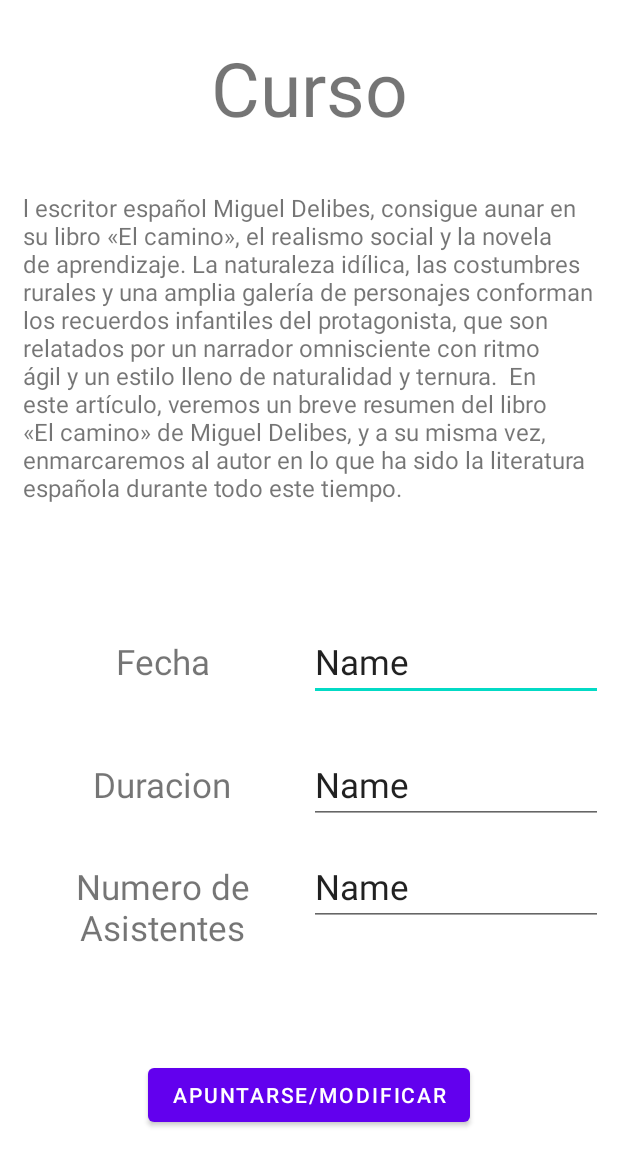
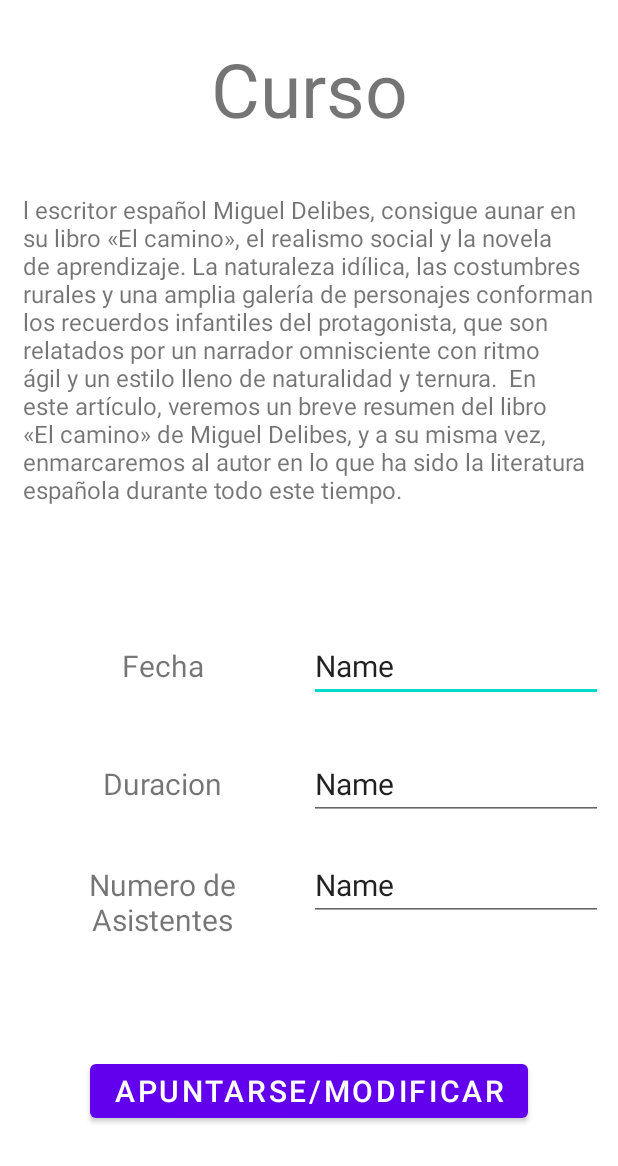
Before and after one commit to BraisIglesias17/E-Cursos, an Android app: the layout ver_curso_detalle_activity.xml on its own in the app's theme, with its tools: preview values and no code run, on a phone screen of 412 x 824 dp. Shown: the top 1166 px of the screen. Run offline under Robolectric (Android 15) with nearby library versions, the phone set to English and light mode, and no system bars.

Commit message:
Prueba ver curso detalle.

```diff
--- a/GestionDeCursos/app/src/main/java/com/example/e_curso/core/Curso.java
+++ b/GestionDeCursos/app/src/main/java/com/example/e_curso/core/Curso.java
@@ -1,8 +1,9 @@
 package com.example.e_curso.core;
 
+import java.io.Serializable;
 import java.util.Date;
 
-public class Curso {
+public class Curso implements Serializable {
 
     private String descripcion;
     private String nombreCurso;
--- a/GestionDeCursos/app/src/main/res/layout/ver_curso_detalle_activity.xml
+++ b/GestionDeCursos/app/src/main/res/layout/ver_curso_detalle_activity.xml
@@ -56,7 +56,7 @@
                 android:layout_weight="0.5"
                 android:gravity="center"
                 android:text="Fecha"
-                android:textSize="23sp" />
+                android:textSize="20sp" />
 
             <EditText
                 android:id="@+id/etFechaCurso"
@@ -67,7 +67,7 @@
                 android:inputType="textPersonName"
                 android:minHeight="48dp"
                 android:text="Name"
-                android:textSize="23sp" />
+                android:textSize="20sp" />
 
         </LinearLayout>
 
@@ -84,7 +84,7 @@
                 android:layout_weight="0.5"
                 android:gravity="center"
                 android:text="Duracion"
-                android:textSize="23sp" />
+                android:textSize="20sp" />
 
             <EditText
                 android:id="@+id/etDuracionCurso"
@@ -95,7 +95,7 @@
                 android:inputType="textPersonName"
                 android:minHeight="48dp"
                 android:text="Name"
-                android:textSize="23sp" />
+                android:textSize="20sp" />
         </LinearLayout>
 
         <LinearLayout
@@ -111,10 +111,10 @@
                 android:layout_weight="0.5"
                 android:gravity="center"
                 android:text="Numero de Asistentes"
-                android:textSize="23sp" />
+                android:textSize="20sp" />
 
             <EditText
-                android:id="@+id/editTextTextPersonName11"
+                android:id="@+id/etMaxAsistentes"
                 android:layout_width="match_parent"
                 android:layout_height="wrap_content"
                 android:layout_weight="0.5"
@@ -122,7 +122,7 @@
                 android:inputType="textPersonName"
                 android:minHeight="48dp"
                 android:text="Name"
-                android:textSize="23sp" />
+                android:textSize="20sp" />
         </LinearLayout>
 
         <LinearLayout
@@ -137,7 +137,8 @@
                 android:layout_width="wrap_content"
                 android:layout_height="wrap_content"
                 android:layout_weight="0"
-                android:text="apuntarse/modificar" />
+                android:text="apuntarse/modificar"
+                android:textSize="20sp" />
         </LinearLayout>
     </LinearLayout>
 </RelativeLayout>
```
Also changed, not shown: GestionDeCursos/app/src/main/AndroidManifest.xml (+9 -0 lines), GestionDeCursos/app/src/main/java/com/example/e_curso/view/VerCursoDetalle.java (added, +44 -0 lines), GestionDeCursos/app/src/main/java/com/example/e_curso/view/VerCursos.java (+9 -1 lines).
